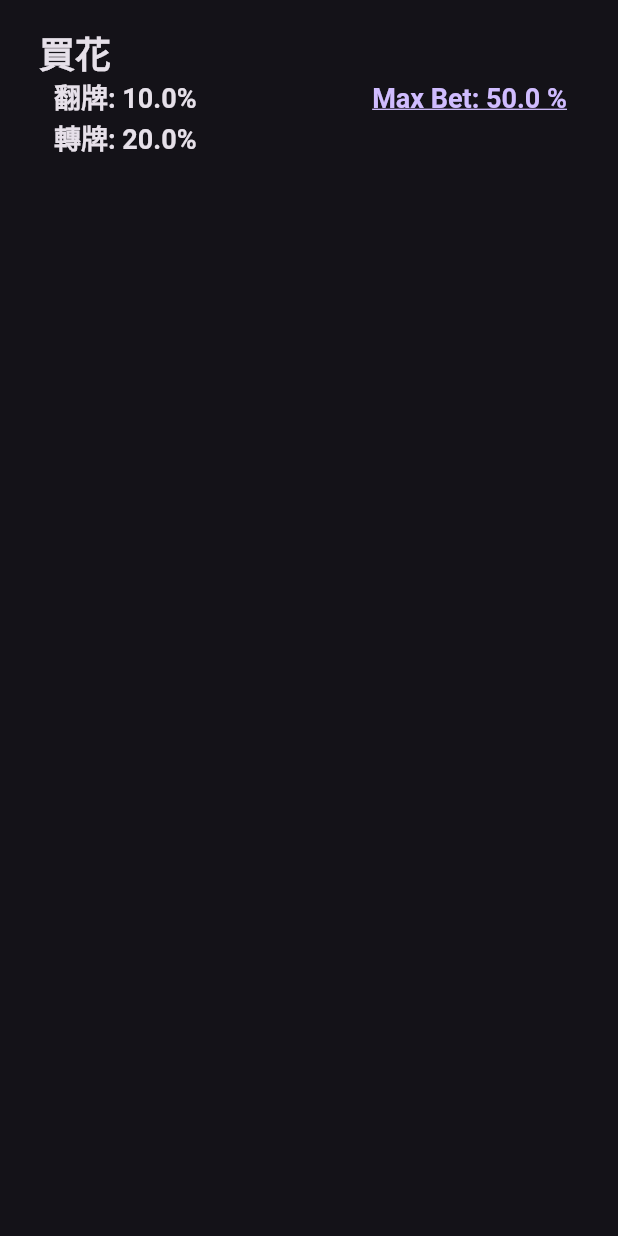
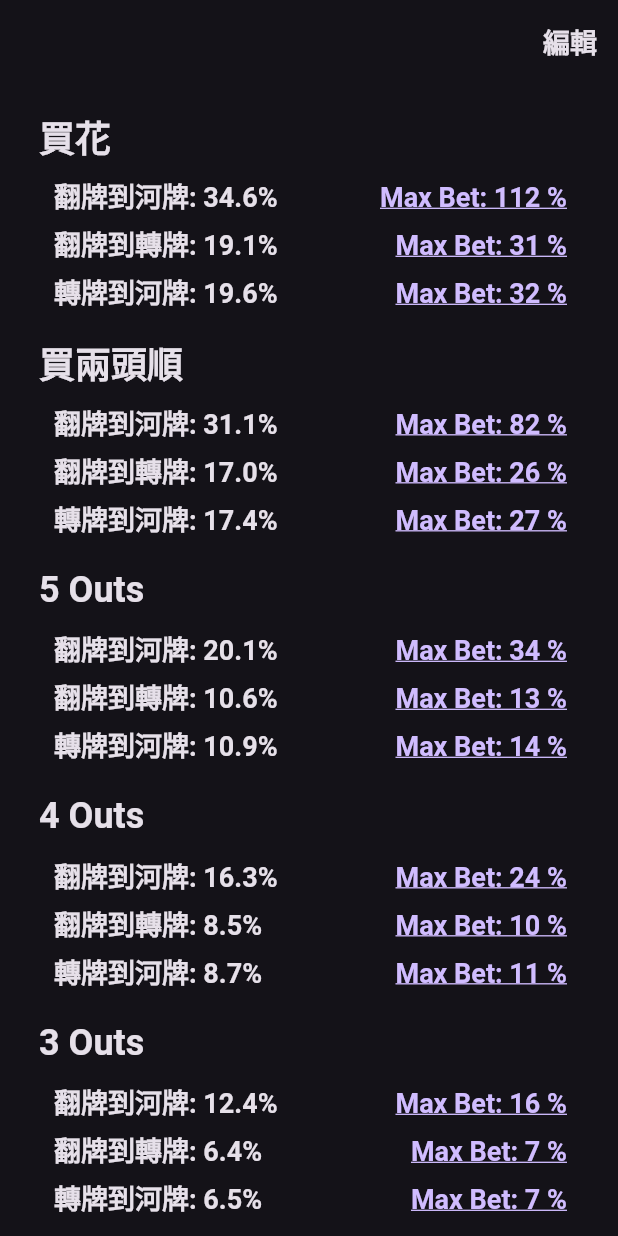
Before and after one commit to tony-kcl/poker_range, a Flutter app: the ProbabilityPage screen opened by its route, on a phone screen of 412 x 824 dp. Run offline on Flutter 3.47's test engine with Material 3 defaults, Android fonts, the light colour scheme and no system bars; our stand-ins replace flutter_bloc, go_router, localization, shared_preferences; accounts and stored records are empty; Roboto replaces fonts that are missing (open_sans); statements that could not run were skipped.

Commit message:
Basic probability list

```diff
--- /dev/null
+++ b/lib/helper/winRate/win_rate_calculator.dart
@@ -0,0 +1,13 @@
+import 'dart:math';
+
+import 'package:poker_range/model/win_rate.dart';
+
+class WinRateCalculator {
+  static WinRate calculateByOuts(int outs) {
+    return WinRate(
+      flopToTurn: double.parse((outs / 47 * 100).toStringAsFixed(1)),
+      flopToRiver: double.parse(((1 - pow((47-outs)/47, 2)) * 100).toStringAsFixed(1)),
+      turnToRiver: double.parse((outs / 46 * 100).toStringAsFixed(1)),
+    );
+  }
+}
--- /dev/null
+++ b/lib/model/win_rate.dart
@@ -0,0 +1,11 @@
+class WinRate {
+  WinRate({
+    required this.flopToTurn,
+    required this.flopToRiver,
+    required this.turnToRiver,
+  });
+
+  final double flopToRiver;
+  final double flopToTurn;
+  final double turnToRiver;
+}
--- a/lib/page/probability_page/probability_page.dart
+++ b/lib/page/probability_page/probability_page.dart
@@ -1,4 +1,5 @@
 import 'package:flutter/material.dart';
+import 'package:poker_range/helper/winRate/win_rate_calculator.dart';
 
 import 'widget/probability_list_tile.dart';
 
@@ -7,16 +8,57 @@ class ProbabilityPage extends StatelessWidget {
 
   @override
   Widget build(BuildContext context) {
+    final theme = Theme.of(context);
     return Scaffold(
+      appBar: AppBar(
+        actions: [
+          TextButton(
+            onPressed: () {},
+            child: Text(
+              '編輯',
+              style: theme.textTheme.titleLarge,
+            ),
+          ),
+        ],
+      ),
       body: SafeArea(
         child: Padding(
           padding: const EdgeInsets.symmetric(vertical: 10, horizontal: 10),
           child: Column(
             children: [
-              ProbabilityListTile(
-                title: '買花',
-                flopProbability: 10,
-                turnProbability: 20,
+              Expanded(
+                child: ListView(
+                  children: [
+                    ProbabilityListTile(
+                      title: '買花',
+                      winRate: WinRateCalculator.calculateByOuts(9),
+                    ),
+                    ProbabilityListTile(
+                      title: '買兩頭順',
+                      winRate: WinRateCalculator.calculateByOuts(8),
+                    ),
+                    ProbabilityListTile(
+                      title: '5 Outs',
+                      winRate: WinRateCalculator.calculateByOuts(5),
+                    ),
+                    ProbabilityListTile(
+                      title: '4 Outs',
+                      winRate: WinRateCalculator.calculateByOuts(4),
+                    ),
+                    ProbabilityListTile(
+                      title: '3 Outs',
+                      winRate: WinRateCalculator.calculateByOuts(3),
+                    ),
+                    ProbabilityListTile(
+                      title: '2 Outs',
+                      winRate: WinRateCalculator.calculateByOuts(2),
+                    ),
+                    ProbabilityListTile(
+                      title: '1 Out',
+                      winRate: WinRateCalculator.calculateByOuts(1),
+                    ),
+                  ],
+                ),
               ),
             ],
           ),
--- a/lib/page/probability_page/widget/probability_list_tile.dart
+++ b/lib/page/probability_page/widget/probability_list_tile.dart
@@ -1,19 +1,19 @@
 import 'package:flutter/material.dart';
-import 'package:poker_range/widget/odd_text.dart';
+import 'package:poker_range/model/win_rate.dart';
+import 'package:poker_range/widget/odd_text/odd_text.dart';
 
 class ProbabilityListTile extends StatelessWidget {
   const ProbabilityListTile({
     super.key,
     required this.title,
-    required this.flopProbability,
-    required this.turnProbability,
+    required this.winRate,
   });
 
   final String title;
 
-  final double flopProbability;
+  final WinRate winRate;
 
-  final double turnProbability;
+  static const double spacing = 5;
 
   @override
   Widget build(BuildContext context) {
@@ -30,20 +30,52 @@ class ProbabilityListTile extends StatelessWidget {
             padding: const EdgeInsets.only(left: 10),
             child: Column(
               crossAxisAlignment: CrossAxisAlignment.start,
+              mainAxisSize: MainAxisSize.min,
               children: [
-                Row(
+                const SizedBox(height: 10,),
+                Flexible(
+                  child: Row(
                     mainAxisAlignment: MainAxisAlignment.spaceBetween,
                     children: [
-                    Text(
-                      '翻牌: ' + '$flopProbability%',
+                      Expanded(
+                        child: Text(
+                          '翻牌到河牌: ' + '${winRate.flopToRiver}%',
                           style: theme.textTheme.titleLarge,
                         ),
-                    const OddText(winRate: 25,),
+                      ),
+                      OddText(winRate: winRate.flopToRiver,),
                     ],
                   ),
-                Text(
-                  '轉牌: ' + '$turnProbability%',
+                ),
+                const SizedBox(height: spacing,),
+                Flexible(
+                  child: Row(
+                    mainAxisAlignment: MainAxisAlignment.spaceBetween,
+                    children: [
+                      Expanded(
+                        child: Text(
+                          '翻牌到轉牌: ' + '${winRate.flopToTurn}%',
                           style: theme.textTheme.titleLarge,
+                        ),
+                      ),
+                      OddText(winRate: winRate.flopToTurn,),
+                    ],
+                  ),
+                ),
+                const SizedBox(height: spacing,),
+                Flexible(
+                  child: Row(
+                    mainAxisAlignment: MainAxisAlignment.spaceBetween,
+                    children: [
+                      Expanded(
+                        child: Text(
+                          '轉牌到河牌: ' + '${winRate.turnToRiver}%',
+                          style: theme.textTheme.titleLarge,
+                        ),
+                      ),
+                      OddText(winRate: winRate.turnToRiver,),
+                    ],
+                  ),
                 ),
               ],
             ),
```
Also changed, not shown: lib/widget/odd_text/hint_dialog.dart (added, +75 -0 lines), lib/widget/odd_text/odd_text.dart (renamed from lib/widget/odd_text.dart, +4 -15 lines). Lines whose indentation alone changed are shown as unchanged.
